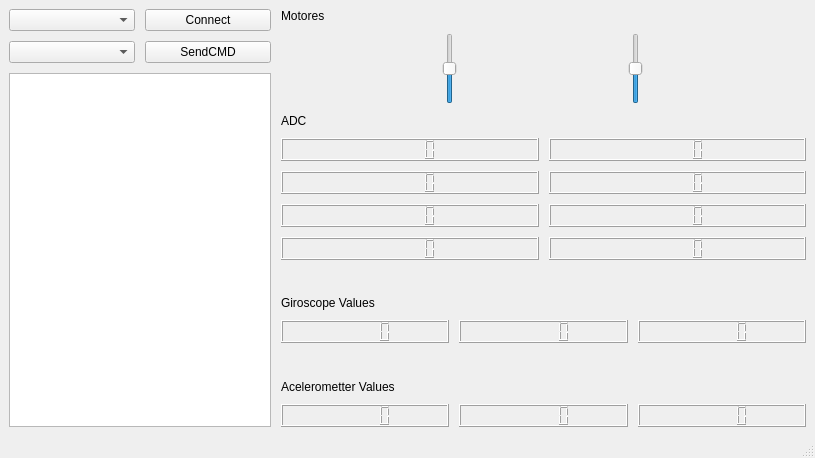
First picture: the form in Qt/ComUSB/Micros2025/microscom.ui, repository Sant1ago1412/Micros2025, before the edit.
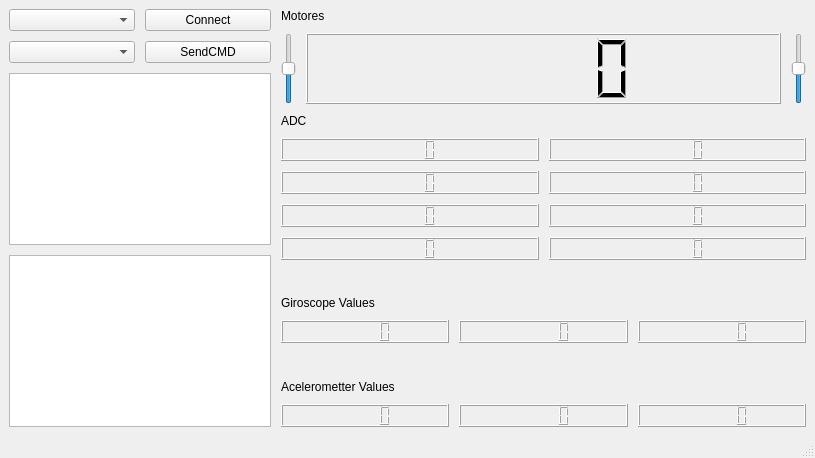
Second picture: the form after the edit.

```diff
--- a/Qt/ComUSB/Micros2025/microscom.ui
+++ b/Qt/ComUSB/Micros2025/microscom.ui
@@ -66,6 +66,9 @@
           </property>
          </widget>
         </item>
+        <item>
+         <widget class="QPlainTextEdit" name="UDPDEBUF"/>
+        </item>
        </layout>
       </item>
       <item>
@@ -82,23 +85,32 @@
           <item>
            <widget class="QSlider" name="M2">
             <property name="minimum">
-             <number>-50000</number>
+             <number>-100</number>
             </property>
             <property name="maximum">
-             <number>50000</number>
+             <number>100</number>
             </property>
             <property name="orientation">
              <enum>Qt::Orientation::Vertical</enum>
             </property>
            </widget>
           </item>
+          <item>
+           <widget class="QLCDNumber" name="lcdNumber"/>
+          </item>
           <item>
            <widget class="QSlider" name="M1">
+            <property name="sizePolicy">
+             <sizepolicy hsizetype="Fixed" vsizetype="Expanding">
+              <horstretch>0</horstretch>
+              <verstretch>0</verstretch>
+             </sizepolicy>
+            </property>
             <property name="minimum">
-             <number>-50000</number>
+             <number>-100</number>
             </property>
             <property name="maximum">
-             <number>50000</number>
+             <number>100</number>
             </property>
             <property name="orientation">
              <enum>Qt::Orientation::Vertical</enum>
```
